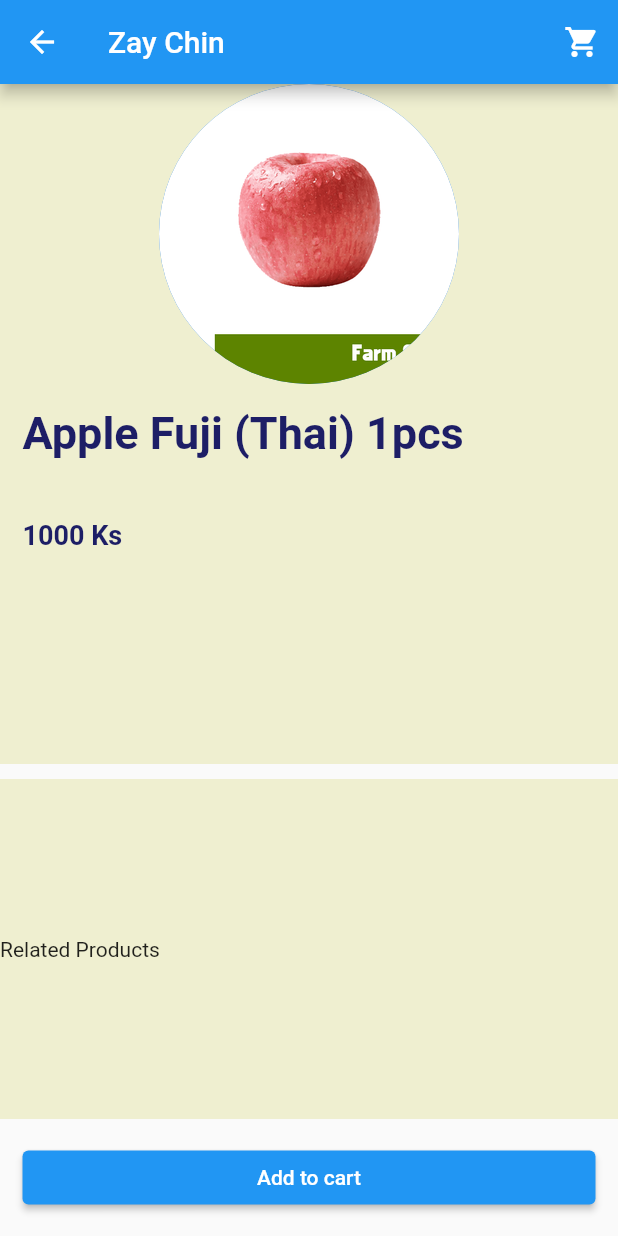
After one commit to tayzarmein/zay_chin_clone_app, a Flutter app: the ItemDetail screen opened directly, on a phone screen of 412 x 824 dp. The commit adds this screen. Run offline on Flutter 3.47's test engine with Material 2 defaults, Android fonts, the phone set to English and light mode, and no system bars.

Commit message:
create item detail ui

```diff
--- a/lib/constants.dart
+++ b/lib/constants.dart
@@ -4,3 +4,5 @@ const kLabelTextStyle = TextStyle(fontSize: 15.0, fontWeight: FontWeight.bold);
 const kPriceTextStyle = TextStyle(
     fontSize: 18.0, fontWeight: FontWeight.bold, color: Color(0xFF1D1E66));
 const kAddToCartTextStyle = TextStyle(fontSize: 10.0, color: Color(0xFF1D1E66));
+const kItemDetailTextStyle = TextStyle(
+    fontSize: 30.0, color: Color(0xFF1D1E66), fontWeight: FontWeight.bold);
--- a/lib/home_page.dart
+++ b/lib/home_page.dart
@@ -8,6 +8,10 @@ class HomePage extends StatelessWidget {
     return Scaffold(
       appBar: AppBar(
         title: Text('Zay Chin'),
+        actions: [
+          IconButton(onPressed: () {}, icon: Icon(Icons.search)),
+          IconButton(onPressed: () {}, icon: Icon(Icons.shopping_cart))
+        ],
       ),
       bottomNavigationBar: BottomNavigationBar(items: [
         BottomNavigationBarItem(icon: Icon(Icons.home), label: 'Home'),
--- a/lib/item.dart
+++ b/lib/item.dart
@@ -1,3 +1,4 @@
+import 'package:clone_zay_chin/item_detail.dart';
 import 'package:flutter/material.dart';
 import 'constants.dart';
 
@@ -15,9 +16,15 @@ class Item extends StatelessWidget {
   Widget build(BuildContext context) {
     return Column(
       children: [
-        CircleAvatar(
-          backgroundImage: itemImage,
-          radius: 40.0,
+        GestureDetector(
+          onTap: () {
+            Navigator.push(
+                context, MaterialPageRoute(builder: (context) => ItemDetail()));
+          },
+          child: CircleAvatar(
+            backgroundImage: itemImage,
+            radius: 40.0,
+          ),
         ),
         SizedBox(
           height: 10.0,
--- /dev/null
+++ b/lib/item_detail.dart
@@ -0,0 +1,76 @@
+import 'package:clone_zay_chin/constants.dart';
+import 'package:flutter/material.dart';
+
+class ItemDetail extends StatelessWidget {
+  const ItemDetail({Key? key}) : super(key: key);
+
+  @override
+  Widget build(BuildContext context) {
+    return Scaffold(
+        appBar: AppBar(
+          title: Text('Zay Chin'),
+          actions: [
+            IconButton(onPressed: () {}, icon: Icon(Icons.shopping_cart)),
+          ],
+        ),
+        bottomNavigationBar: Padding(
+          padding: const EdgeInsets.all(15.0),
+          child: ElevatedButton(onPressed: () {}, child: Text('Add to cart')),
+        ),
+        body: Column(
+          children: [
+            Expanded(
+              flex: 2,
+              child: Container(
+                color: Color(0xFFEFEFD0),
+                child: Column(
+                  crossAxisAlignment: CrossAxisAlignment.center,
+                  children: [
+                    CircleAvatar(
+                      backgroundImage: AssetImage('images/apple.png'),
+                      radius: 100.0,
+                    ),
+                    Row(
+                      children: [
+                        Padding(
+                          padding: const EdgeInsets.all(15.0),
+                          child: Text(
+                            'Apple Fuji (Thai) 1pcs',
+                            style: kItemDetailTextStyle,
+                          ),
+                        ),
+                      ],
+                    ),
+                    SizedBox(
+                      height: 10.0,
+                    ),
+                    Row(
+                      children: [
+                        Padding(
+                          padding: const EdgeInsets.all(15.0),
+                          child: Text(
+                            '1000 Ks',
+                            style: kPriceTextStyle,
+                          ),
+                        )
+                      ],
+                    )
+                  ],
+                ),
+              ),
+            ),
+            SizedBox(
+              height: 10.0,
+            ),
+            Expanded(
+              child: Container(
+                color: Color(0xFFEFEFD0),
+                child: Row(
+                  children: [Text('Related Products')],
+                ),
+              ),
+            )
+          ],
+        ));
+  }
+}
```
